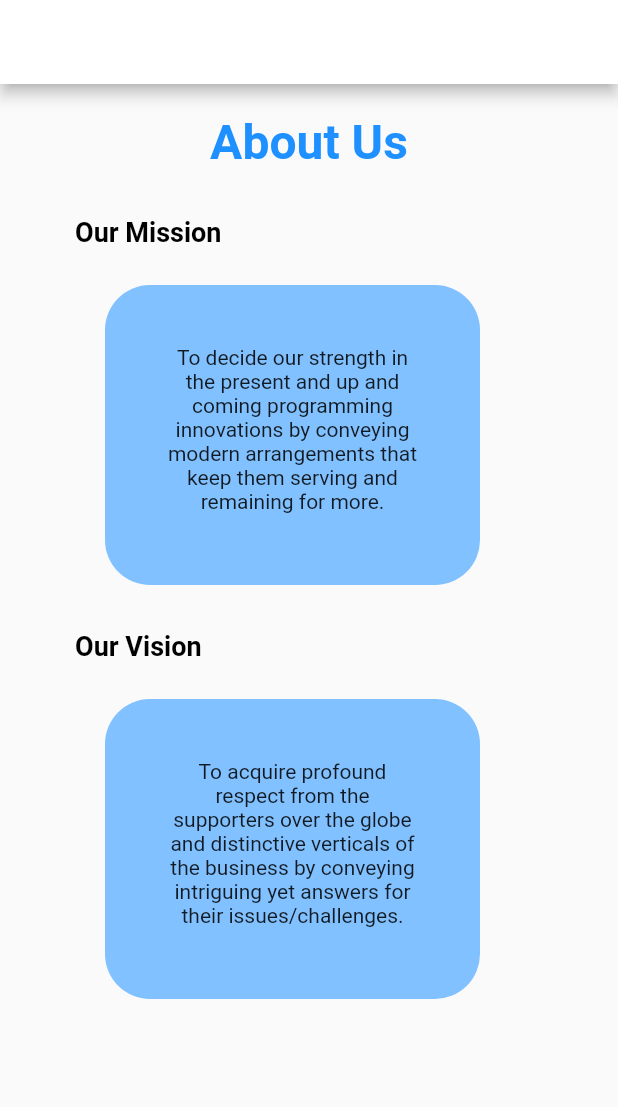
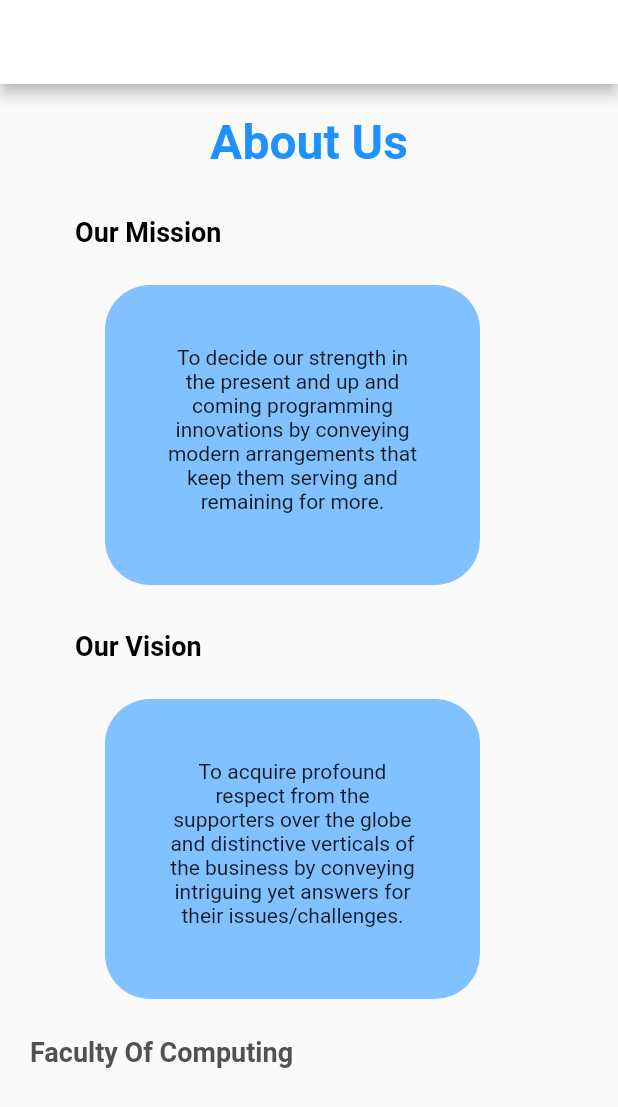
Before and after one commit to Yasodkai11/MAD, a Flutter app: the AboutUs screen opened directly, on a phone screen of 412 x 824 dp. Shown: the top 1107 px of the screen. Run offline on Flutter 3.47's test engine with Material 2 defaults, Android fonts, the phone set to English and light mode, and no system bars; our stand-ins replace firebase_auth, quickalert; missing offline and left inert: flutter_auth; accounts and stored records are empty.

Commit message:
aboutus4

```diff
--- a/unity_world/lib/pages/SettingPage/about_us_page.dart
+++ b/unity_world/lib/pages/SettingPage/about_us_page.dart
@@ -97,6 +97,26 @@ const SizedBox(height: 15.0),
     textAlign:  TextAlign.center,
     ),
   ),
+
+
+ const SizedBox(
+  height: 10.0),
+            Container(
+              margin: const EdgeInsets.only(top: 10, bottom: 5),
+              child: const Text(
+                "Faculty Of Computing",
+                textAlign: TextAlign.left,
+                style: TextStyle(
+                    color: Color.fromARGB(255, 82, 81, 81),
+                    fontSize: 18,
+                    fontWeight: FontWeight.bold),
+              ),
+            ),
+
+
+
+
+
 
 
 
```
Also changed, not shown: unity_world/pubspec.lock.
